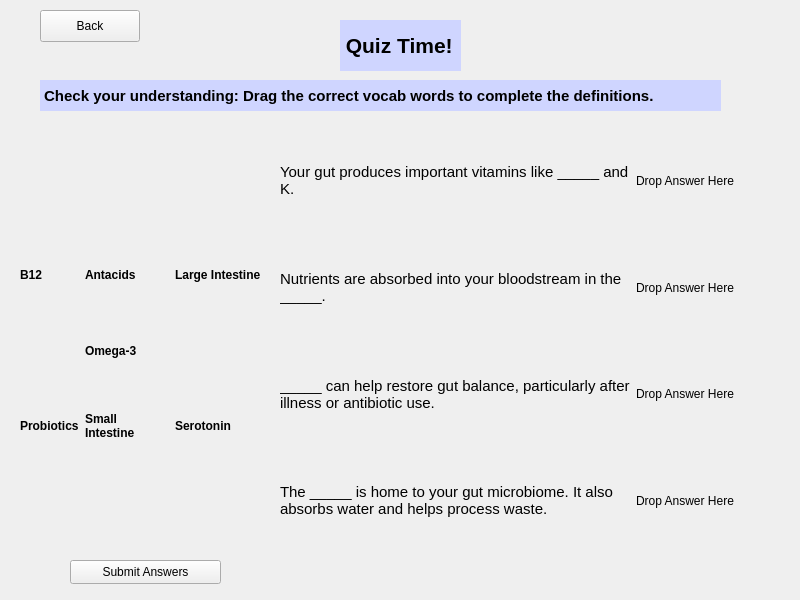
The window that A8EduApp/quizdragdropwidget.ui (University-of-Utah-CS3505/a9-edu-app-f24-00Calvin00) describes before a commit, drawn with Qt 5.
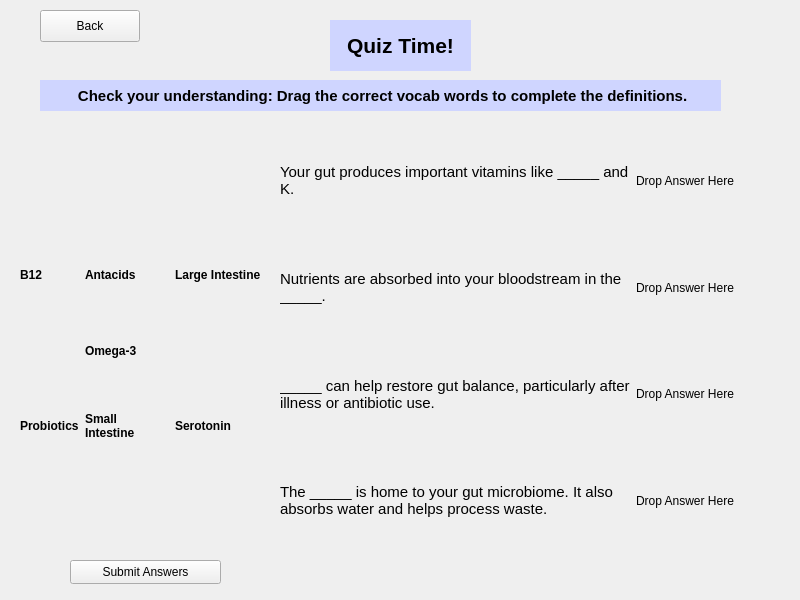
The same window after the commit. Custom widgets are drawn as their Qt base class.

Commit message: Minor quiz homepage visual changes

Patch:
```diff
--- a/A8EduApp/quizdragdropwidget.ui
+++ b/A8EduApp/quizdragdropwidget.ui
@@ -19,9 +19,9 @@
   <widget class="QLabel" name="title">
    <property name="geometry">
     <rect>
-     <x>340</x>
+     <x>330</x>
      <y>20</y>
-     <width>121</width>
+     <width>141</width>
      <height>51</height>
     </rect>
    </property>
@@ -41,7 +41,10 @@
 background-color: rgb(207, 213, 255);</string>
    </property>
    <property name="text">
-    <string> Quiz Time!</string>
+    <string>Quiz Time!</string>
+   </property>
+   <property name="alignment">
+    <set>Qt::AlignmentFlag::AlignCenter</set>
    </property>
   </widget>
   <widget class="QLabel" name="instructions">
@@ -71,6 +74,9 @@
    <property name="text">
     <string> Check your understanding: Drag the correct vocab words to complete the definitions.</string>
    </property>
+   <property name="alignment">
+    <set>Qt::AlignmentFlag::AlignCenter</set>
+   </property>
   </widget>
   <widget class="QWidget" name="gridLayoutWidget">
    <property name="geometry">
```
The commit also changes 1 other file.
